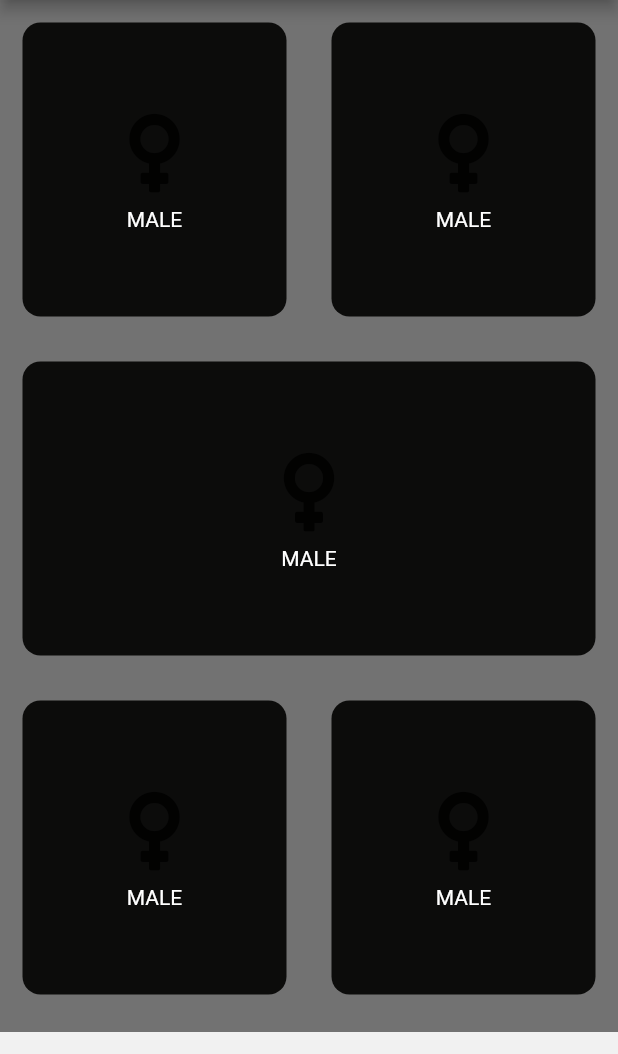
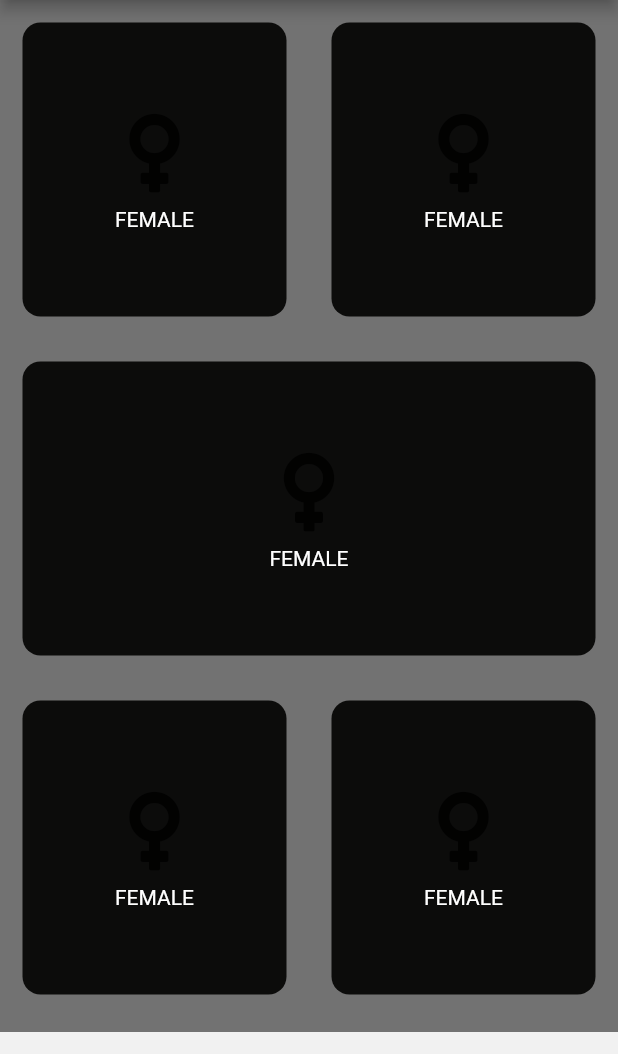
Before and after one commit to JmavasroJ/flutter_codigo_bmi, a Flutter app: the screen it shows after launch, on a phone screen of 412 x 824 dp, the part 84-1138 px from its top. Run offline on Flutter 3.47's test engine with Material 2 defaults, Android fonts, the light colour scheme and no system bars; our stand-ins replace font_awesome_flutter.

Commit message:
Actualización del Container

```diff
--- a/lib/input_page.dart
+++ b/lib/input_page.dart
@@ -85,7 +85,7 @@ class ReusableCard extends StatelessWidget {
           SizedBox(
             height: 7.0,
           ),
-          Text("MALE")
+          Text("FEMALE")
 
 
         ],
```
